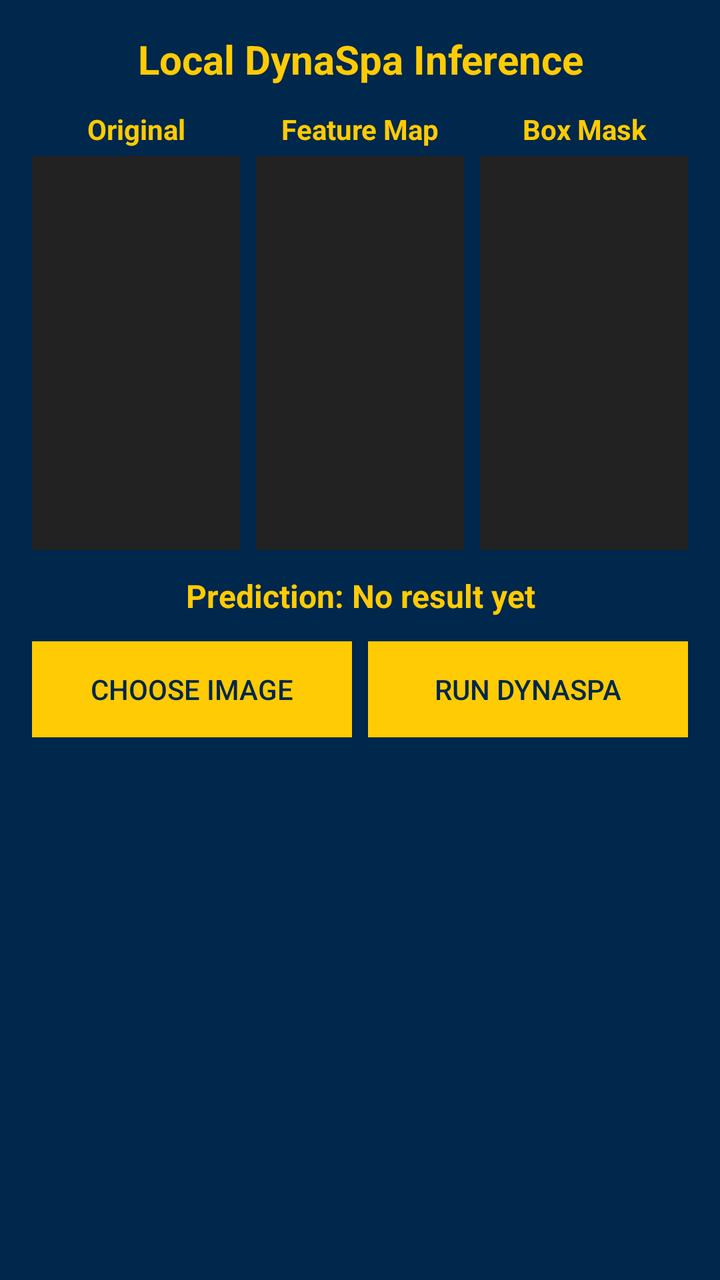
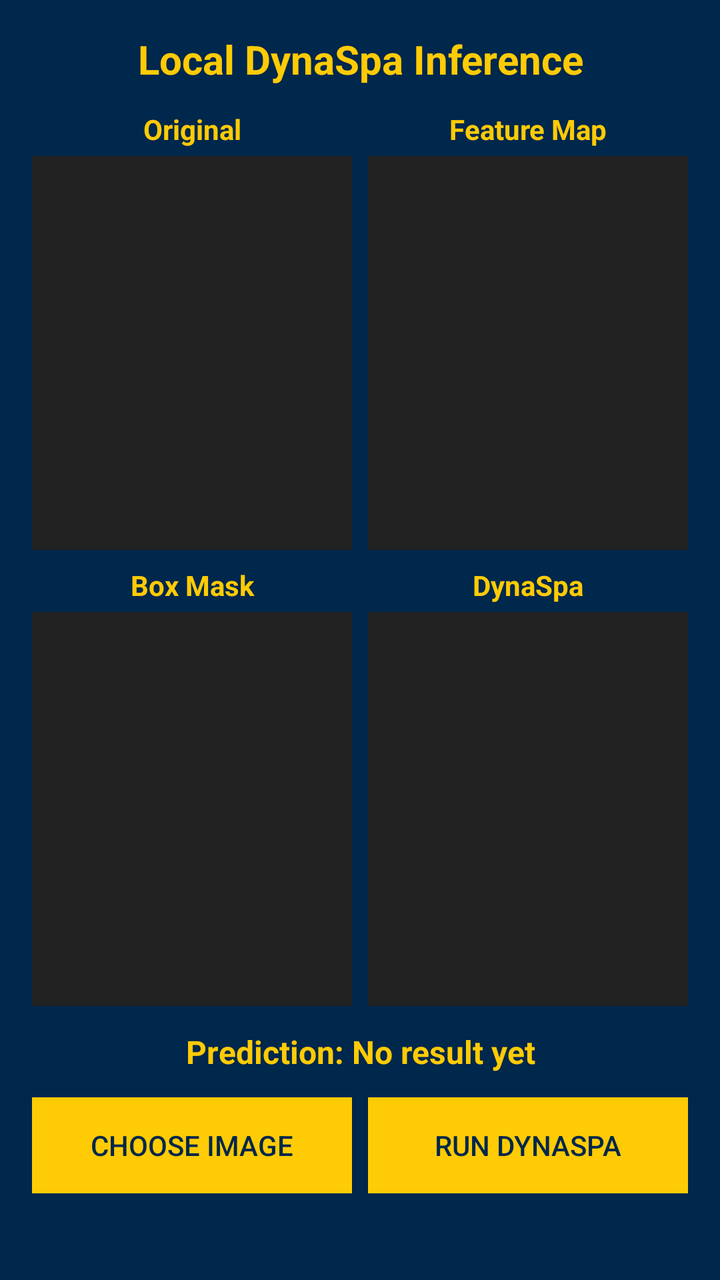

Compare the two renders of this Android layout. The source of the first and the diff that turns it into the second are given below.
<!-- AndroidManifest.xml: application theme Theme.UStar -->
<!-- res/layout/activity_local_dynaspa_inference.xml -->
<?xml version="1.0" encoding="utf-8"?>
<ScrollView xmlns:android="http://schemas.android.com/apk/res/android"
    android:layout_width="match_parent"
    android:layout_height="match_parent"
    android:background="#00274C">

    <LinearLayout
        android:id="@+id/local_dynaspa_root"
        android:layout_width="match_parent"
        android:layout_height="wrap_content"
        android:orientation="vertical"
        android:padding="16dp"
        android:background="#00274C">

        <TextView
            android:id="@+id/titleText"
            android:layout_width="match_parent"
            android:layout_height="wrap_content"
            android:text="Local DynaSpa Inference"
            android:textSize="20sp"
            android:textStyle="bold"
            android:gravity="center_horizontal"
            android:paddingBottom="12dp"
            android:textColor="#FFCB05" />

        <LinearLayout
            android:layout_width="match_parent"
            android:layout_height="220dp"
            android:orientation="horizontal">

            <LinearLayout
                android:layout_width="0dp"
                android:layout_height="match_parent"
                android:layout_weight="1"
                android:orientation="vertical">

                <TextView
                    android:layout_width="match_parent"
                    android:layout_height="wrap_content"
                    android:text="Original"
                    android:textStyle="bold"
                    android:textSize="14sp"
                    android:paddingBottom="4dp"
                    android:gravity="center_horizontal"
                    android:textColor="#FFCB05" />

                <ImageView
                    android:id="@+id/imageOriginal"
                    android:layout_width="match_parent"
                    android:layout_height="0dp"
                    android:layout_weight="1"
                    android:scaleType="fitCenter"
                    android:background="#222222" />
            </LinearLayout>

            <LinearLayout
                android:layout_width="0dp"
                android:layout_height="match_parent"
                android:layout_weight="1"
                android:orientation="vertical"
                android:layout_marginStart="8dp">

                <TextView
                    android:layout_width="match_parent"
                    android:layout_height="wrap_content"
                    android:text="Feature Map"
                    android:textStyle="bold"
                    android:textSize="14sp"
                    android:paddingBottom="4dp"
                    android:gravity="center_horizontal"
                    android:textColor="#FFCB05" />

                <ImageView
                    android:id="@+id/imageMask"
                    android:layout_width="match_parent"
                    android:layout_height="0dp"
                    android:layout_weight="1"
                    android:scaleType="fitCenter"
                    android:background="#222222" />
            </LinearLayout>

            <LinearLayout
                android:layout_width="0dp"
                android:layout_height="match_parent"
                android:layout_weight="1"
                android:orientation="vertical"
                android:layout_marginStart="8dp">

                <TextView
                    android:layout_width="match_parent"
                    android:layout_height="wrap_content"
                    android:text="Box Mask"
                    android:textStyle="bold"
                    android:textSize="14sp"
                    android:paddingBottom="4dp"
                    android:gravity="center_horizontal"
                    android:textColor="#FFCB05" />

                <ImageView
                    android:id="@+id/imageBoxMask"
                    android:layout_width="match_parent"
                    android:layout_height="0dp"
                    android:layout_weight="1"
                    android:scaleType="fitCenter"
                    android:background="#222222" />
            </LinearLayout>
        </LinearLayout>

        <TextView
            android:id="@+id/predictionLabel"
            android:layout_width="match_parent"
            android:layout_height="wrap_content"
            android:layout_marginTop="12dp"
            android:text="Prediction: No result yet"
            android:textSize="16sp"
            android:textStyle="bold"
            android:gravity="center_horizontal"
            android:textColor="#FFCB05" />

        <ProgressBar
            android:id="@+id/inferenceProgress"
            style="?android:attr/progressBarStyleSmall"
            android:layout_width="wrap_content"
            android:layout_height="wrap_content"
            android:layout_gravity="center_horizontal"
            android:layout_marginTop="12dp"
            android:visibility="gone" />

        <LinearLayout
            android:layout_width="match_parent"
            android:layout_height="wrap_content"
            android:orientation="horizontal"
            android:gravity="center"
            android:paddingTop="12dp">

            <androidx.appcompat.widget.AppCompatButton
                android:id="@+id/btnSelectImage"
                android:layout_width="0dp"
                android:layout_height="wrap_content"
                android:layout_weight="1"
                android:text="Choose Image"
                android:textColor="#00274C"
                android:background="#FFCB05" />

            <androidx.appcompat.widget.AppCompatButton
                android:id="@+id/btnRunInference"
                android:layout_width="0dp"
                android:layout_height="wrap_content"
                android:layout_weight="1"
                android:layout_marginStart="8dp"
                android:text="Run DynaSpa"
                android:textColor="#00274C"
                android:background="#FFCB05" />
        </LinearLayout>

    </LinearLayout>
</ScrollView>
<!-- resources referenced by this layout -->
<resources>
  <style name="Theme.UStar" parent="Base.Theme.UStar" />
  <style name="Base.Theme.UStar" parent="Theme.Material3.DayNight.NoActionBar">
          
          <item name="colorPrimary">@color/darkBlue</item>
      </style>
  <color name="darkBlue">#00274C</color>
</resources>

<!-- the commit's change to res/layout/activity_local_dynaspa_inference.xml (unified diff, before → after) -->
@@ -23,6 +23,7 @@
             android:paddingBottom="12dp"
             android:textColor="#FFCB05" />
 
+        
         <LinearLayout
             android:layout_width="match_parent"
             android:layout_height="220dp"
@@ -78,13 +79,20 @@
                     android:scaleType="fitCenter"
                     android:background="#222222" />
             </LinearLayout>
+        </LinearLayout>
+
+        
+        <LinearLayout
+            android:layout_width="match_parent"
+            android:layout_height="220dp"
+            android:orientation="horizontal"
+            android:layout_marginTop="8dp">
 
             <LinearLayout
                 android:layout_width="0dp"
                 android:layout_height="match_parent"
                 android:layout_weight="1"
-                android:orientation="vertical"
-                android:layout_marginStart="8dp">
+                android:orientation="vertical">
 
                 <TextView
                     android:layout_width="match_parent"
@@ -98,6 +106,32 @@
 
                 <ImageView
                     android:id="@+id/imageBoxMask"
+                    android:layout_width="match_parent"
+                    android:layout_height="0dp"
+                    android:layout_weight="1"
+                    android:scaleType="fitCenter"
+                    android:background="#222222" />
+            </LinearLayout>
+
+            <LinearLayout
+                android:layout_width="0dp"
+                android:layout_height="match_parent"
+                android:layout_weight="1"
+                android:orientation="vertical"
+                android:layout_marginStart="8dp">
+
+                <TextView
+                    android:layout_width="match_parent"
+                    android:layout_height="wrap_content"
+                    android:text="DynaSpa"
+                    android:textStyle="bold"
+                    android:textSize="14sp"
+                    android:paddingBottom="4dp"
+                    android:gravity="center_horizontal"
+                    android:textColor="#FFCB05" />
+
+                <ImageView
+                    android:id="@+id/imageDynaSpa"
                     android:layout_width="match_parent"
                     android:layout_height="0dp"
                     android:layout_weight="1"
